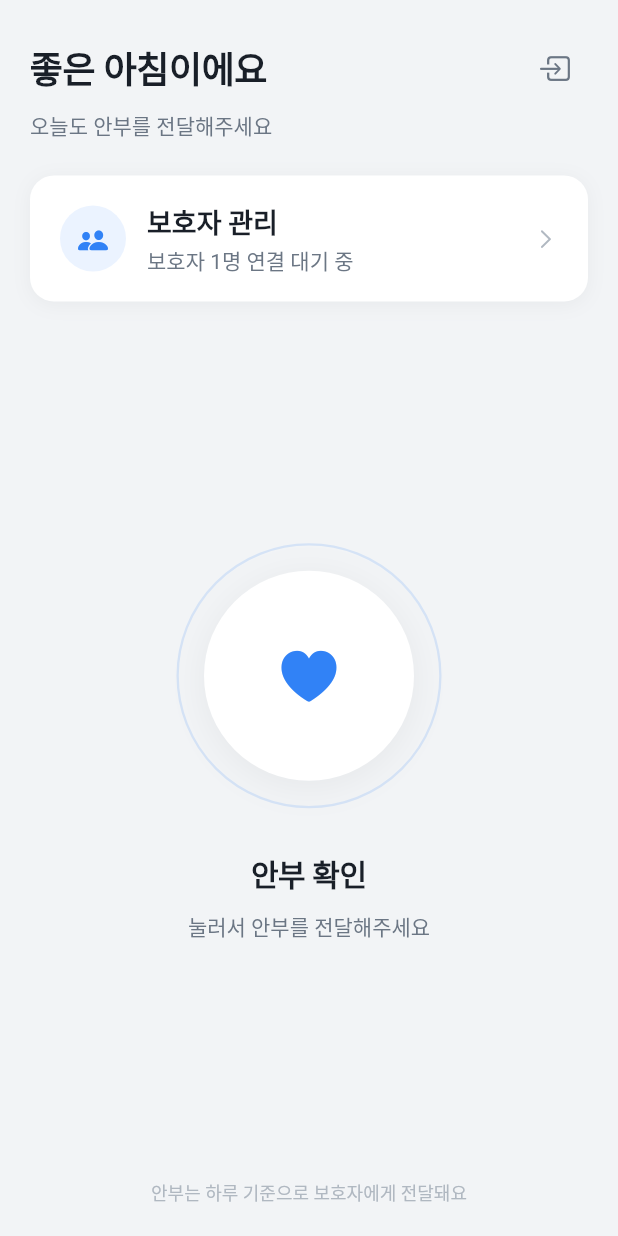
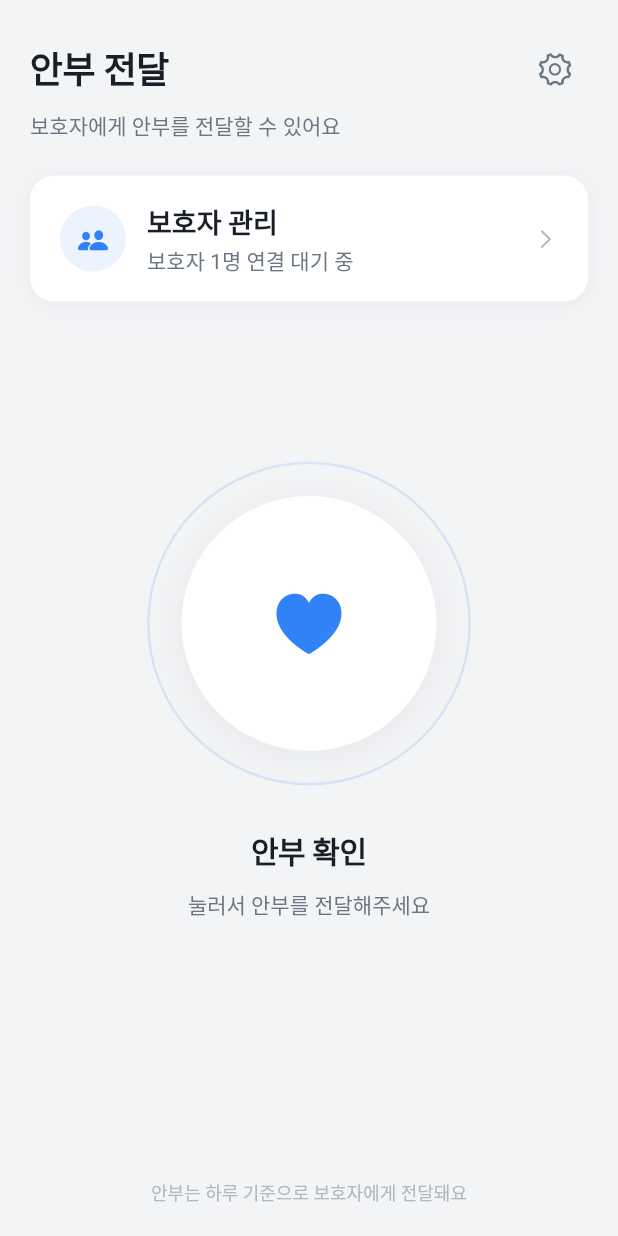
Before and after one commit to JinEunPark/duty-checker-client, a Flutter app: the UserHomePage screen opened by its route, on a phone screen of 412 x 824 dp. Run offline on Flutter 3.47's test engine with Material 3 defaults, Android fonts, the phone set to English and light mode, and no system bars; our stand-ins replace dotted_border, firebase_core, firebase_messaging, flutter_riverpod, flutter_svg, gap and 2 more; accounts and stored records are empty; generated files the repository leaves out were written again; Roboto replaces fonts that are missing (Pretendard).

Commit message:
refactor: 로그아웃 중복 제거, 로그인 비밀번호 토글 추가 및 당사자 홈 UI 개선
## 공통 설정 드롭다운 위젯 추출 (SettingsDropdown)
- 4개 페이지(guardian_home, user_home, user_management, guardian_management)에
  중복되던 _confirmLogout() 다이얼로그와 로그아웃 버튼을 제거
- lib/shared/widget/settings_action_sheet.dart에 공통 SettingsDropdown 위젯 신규 생성
- CompositedTransformTarget/Follower 기반 오버레이 드롭다운 메뉴로 구현
- UserRole enum을 통해 역할별(당사자/보호자) 메뉴 항목 분기 지원
- guardian_home_page.dart, user_home_page.dart에서 SettingsDropdown 사용

## 로그인 페이지 비밀번호 표시/숨김 토글 추가
- login_page.dart에 _obscurePassword 상태 변수 추가
- 비밀번호 입력 필드에 눈 아이콘(eye/eye_slash) suffix 버튼 추가
- 탭하여 비밀번호 표시/숨김 전환 가능

## 당사자 홈 페이지 UI 개선
- user_home_page.dart 타이틀을 시간대별 인사말에서 '안부 전달'로 변경
- _getGreeting() 메서드 제거 (더 이상 사용하지 않음)
- 체크인 버튼 크기 확대 (140→170, 172→210, 180→220)
- 체크인 영역을 Align + SingleChildScrollView로 감싸 중앙 상단 배치 및 오버플로우 방지
- 하트 아이콘 크기 확대 (44→52)
- 부제목 텍스트 변경: '오늘도 안부를 전달해주세요' → '보호자에게 안부를 전달할 수 있어요'

## 네비게이션 바 정리
- user_management_page.dart, guardian_management_page.dart에서
  네비게이션 바 trailing 로그아웃 버튼 및 go_router import 제거

Co-Authored-By: Claude Opus 4.6 (1M context) <noreply@anthropic.com>

```diff
--- a/lib/user/presentation/page/user_home_page.dart
+++ b/lib/user/presentation/page/user_home_page.dart
@@ -1,4 +1,6 @@
+import 'package:duty_checker/shared/widget/settings_action_sheet.dart';
 import 'package:duty_checker/theme.dart';
+
 import 'package:flutter/cupertino.dart';
 import 'package:flutter_riverpod/flutter_riverpod.dart';
 import 'package:gap/gap.dart';
@@ -76,13 +78,6 @@ class _UserHomePageState extends ConsumerState<UserHomePage>
     });
   }
 
-  String _getGreeting() {
-    final hour = DateTime.now().hour;
-    if (hour < 12) return '좋은 아침이에요';
-    if (hour < 18) return '좋은 오후예요';
-    return '좋은 저녁이에요';
-  }
-
   String _formatLastCheckTime(DateTime date) {
     final now = DateTime.now();
     final diff = now.difference(date);
@@ -124,30 +119,6 @@ class _UserHomePageState extends ConsumerState<UserHomePage>
     return '아직 보호자가 등록되지 않았어요';
   }
 
-  void _confirmLogout() {
-    showCupertinoDialog<void>(
-      context: context,
-      builder: (context) => CupertinoAlertDialog(
-        title: const Text('로그아웃'),
-        content: const Text('정말 로그아웃 하시겠습니까?'),
-        actions: [
-          CupertinoDialogAction(
-            child: const Text('취소'),
-            onPressed: () => Navigator.of(context).pop(),
-          ),
-          CupertinoDialogAction(
-            isDestructiveAction: true,
-            child: const Text('로그아웃'),
-            onPressed: () {
-              Navigator.of(context).pop();
-              context.go('/login');
-            },
-          ),
-        ],
-      ),
-    );
-  }
-
   @override
   Widget build(BuildContext context) {
     return CupertinoPageScaffold(
@@ -159,27 +130,19 @@ class _UserHomePageState extends ConsumerState<UserHomePage>
             children: [
               const Gap(24),
 
-              // 인사말 + 로그아웃
+              // 타이틀 + 설정
               Row(
                 mainAxisAlignment: MainAxisAlignment.spaceBetween,
                 children: [
-                  Text(_getGreeting(), style: AppTextStyles.heading1),
-                  CupertinoButton(
-                    padding: EdgeInsets.zero,
-                    onPressed: _confirmLogout,
-                    child: const Icon(
-                      CupertinoIcons.square_arrow_right,
-                      size: 22,
-                      color: AppColors.textSecondary,
-                    ),
-                  ),
+                  const Text('안부 전달', style: AppTextStyles.heading1),
+                  const SettingsDropdown(currentRole: UserRole.user),
                 ],
               ),
               const Gap(4),
               const Align(
                 alignment: Alignment.centerLeft,
                 child: Text(
-                  '오늘도 안부를 전달해주세요',
+                  '보호자에게 안부를 전달할 수 있어요',
                   style: AppTextStyles.body2,
                 ),
               ),
@@ -193,8 +156,11 @@ class _UserHomePageState extends ConsumerState<UserHomePage>
 
               // 안부 확인 영역
               Expanded(
-                child: Column(
-                  mainAxisAlignment: MainAxisAlignment.center,
+                child: Align(
+                alignment: const Alignment(0, -0.25),
+                child: SingleChildScrollView(
+                  child: Column(
+                  mainAxisSize: MainAxisSize.min,
                   children: [
                     // 펄스 링 + 체크인 버튼
                     GestureDetector(
@@ -207,8 +173,8 @@ class _UserHomePageState extends ConsumerState<UserHomePage>
                       child: ScaleTransition(
                         scale: _scaleAnim,
                         child: SizedBox(
-                          width: 180,
-                          height: 180,
+                          width: 220,
+                          height: 220,
                           child: AnimatedBuilder(
                             animation: _pulseAnim,
                             builder: (context, child) {
@@ -221,8 +187,8 @@ class _UserHomePageState extends ConsumerState<UserHomePage>
                                       scale:
                                           1.0 + (0.03 * _pulseAnim.value),
                                       child: Container(
-                                        width: 172,
-                                        height: 172,
+                                        width: 210,
+                                        height: 210,
                                         decoration: BoxDecoration(
                                           shape: BoxShape.circle,
                                           border: Border.all(
@@ -245,8 +211,8 @@ class _UserHomePageState extends ConsumerState<UserHomePage>
                             child: AnimatedContainer(
                               duration: const Duration(milliseconds: 350),
                               curve: Curves.easeOut,
-                              width: 140,
-                              height: 140,
+                              width: 170,
+                              height: 170,
                               decoration: BoxDecoration(
                                 color: _justChecked
                                     ? AppColors.primary
@@ -272,7 +238,7 @@ class _UserHomePageState extends ConsumerState<UserHomePage>
                                       ? CupertinoIcons.checkmark
                                       : CupertinoIcons.heart_fill,
                                   key: ValueKey(_justChecked),
-                                  size: 44,
+                                  size: 52,
                                   color: _justChecked
                                       ? AppColors.surface
                                       : AppColors.primary,
@@ -320,6 +286,8 @@ class _UserHomePageState extends ConsumerState<UserHomePage>
                     ),
                   ],
                 ),
+                ),
+              ),
               ),
 
               // 하단 안내
```
Also changed, not shown: lib/auth/presentation/page/login_page.dart (+22 -4 lines), lib/guardian/presentation/page/guardian_home_page.dart (+3 -34 lines), lib/guardian/presentation/page/user_management_page.dart (+0 -35 lines), lib/shared/widget/settings_action_sheet.dart (added, +243 -0 lines), lib/user/presentation/page/guardian_management_page.dart (+0 -34 lines).
